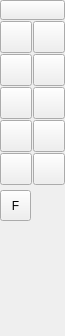
First picture: the form in librecad/src/ui/forms/qg_cadtoolbarcircles.ui, repository priyankacool10/LibreCAD, before the edit.
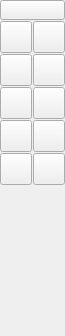
Second picture: the form after the edit. Icons and pictures are not drawn.

Commit message:
Revert "Flower Pattern"
This reverts commit d84c53edad34f4559584082dd6fbbf3187b4ba4b.

Patch:
```diff
--- a/librecad/src/ui/forms/qg_cadtoolbarcircles.ui
+++ b/librecad/src/ui/forms/qg_cadtoolbarcircles.ui
@@ -491,34 +491,6 @@
     <bool>true</bool>
    </property>
   </widget>
-  <widget class="QToolButton" name="bFlower">
-   <property name="geometry">
-    <rect>
-     <x>0</x>
-     <y>190</y>
-     <width>31</width>
-     <height>31</height>
-    </rect>
-   </property>
-   <property name="maximumSize">
-    <size>
-     <width>32</width>
-     <height>32</height>
-    </size>
-   </property>
-   <property name="toolTip">
-    <string>Flowers</string>
-   </property>
-   <property name="text">
-    <string>F</string>
-   </property>
-   <property name="checkable">
-    <bool>true</bool>
-   </property>
-   <property name="autoExclusive">
-    <bool>true</bool>
-   </property>
-  </widget>
  </widget>
  <layoutdefault spacing="6" margin="11"/>
  <tabstops>
```
The commit also changes 1129 other files.
